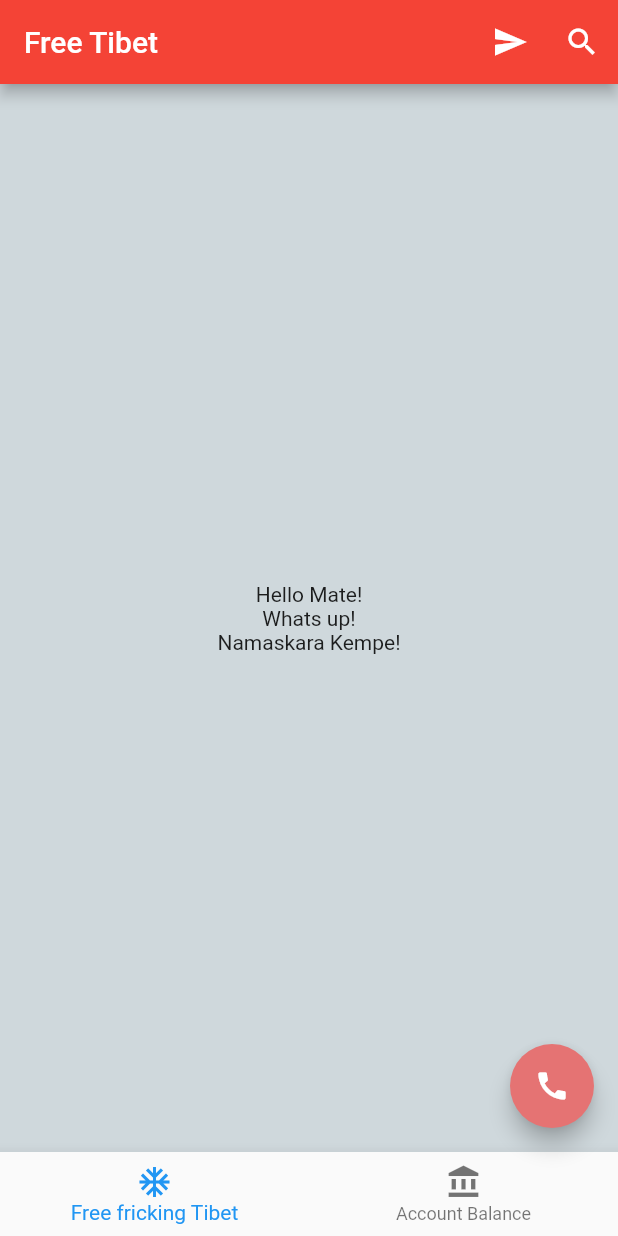
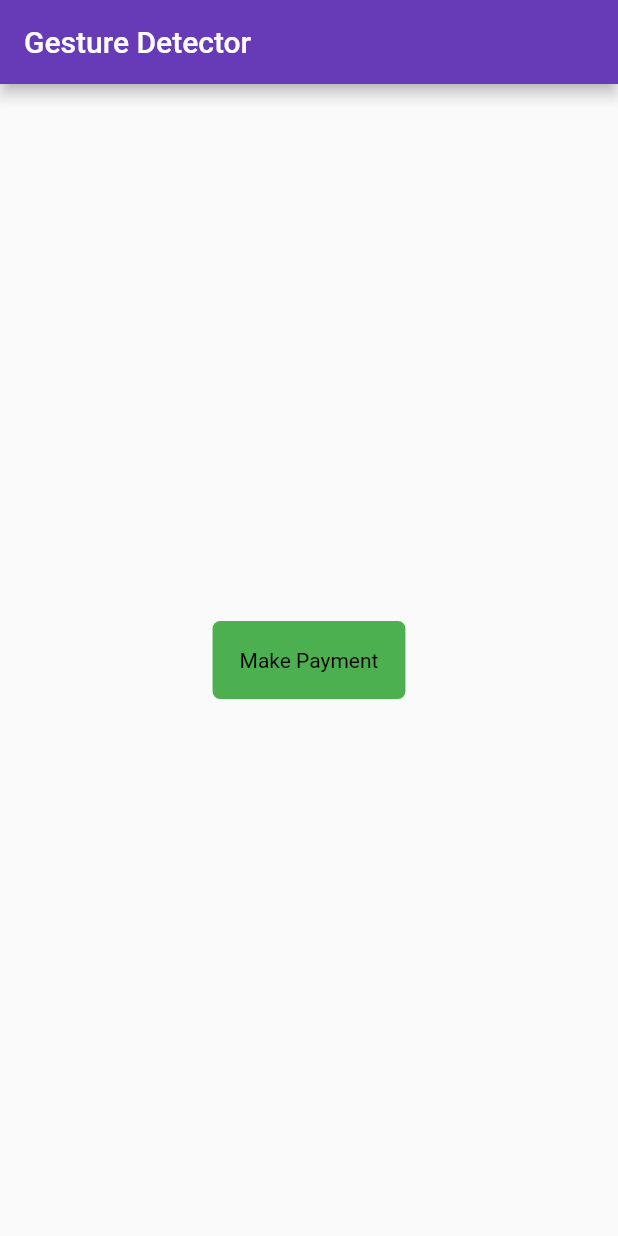
Before and after one commit to rahulakrishna/learn-flutter, a Flutter app: the screen it shows after launch, on a phone screen of 412 x 824 dp. Run offline on Flutter 3.47's test engine with Material 2 defaults, Android fonts, the phone set to English and light mode, and no system bars.

Commit message:
✨ Detecting Tap Gesture
✨ Passing data down as (props?) arguments to a stateless widget

```diff
--- a/lib/main.dart
+++ b/lib/main.dart
@@ -2,12 +2,14 @@ import "package:flutter/material.dart";
 import 'ui/welcome_home.dart';
 import 'ui/container.dart';
 import 'ui/material_example.dart';
+import 'ui/gesture_detector.dart';
 
 void main() {
+  var title = "Gesture Detector";
   runApp(
     new MaterialApp(
-      title: "Free Tibet",
-      home: new MaterialExample(),
+      title: title,
+      home: new GestureExample(title: title),
     ),
   );
 }
--- /dev/null
+++ b/lib/ui/gesture_detector.dart
@@ -0,0 +1,47 @@
+import 'package:flutter/material.dart';
+
+class GestureExample extends StatelessWidget {
+  final String title;
+  GestureExample({Key key, this.title}) : super(key: key);
+  @override
+  Widget build(BuildContext context) {
+    // const title = 'Gestures';
+    return new Scaffold(
+      appBar: new AppBar(
+        backgroundColor: Colors.deepPurple,
+        title: new Text(title),
+      ),
+      body: new Center(
+        child: new PayButton(),
+      ),
+    );
+  }
+}
+
+class PayButton extends StatelessWidget {
+  @override
+  Widget build(BuildContext context) {
+    // TODO: implement build
+    return new GestureDetector(
+      onTap: () {
+        final snackBar = new SnackBar(
+          content: new Text('Tap Happened'),
+          duration: new Duration(milliseconds: 500),
+        );
+
+        Scaffold.of(context).showSnackBar(snackBar);
+      },
+      child: new Container(
+          padding: new EdgeInsets.all(18),
+          decoration: new BoxDecoration(
+              color: Colors.green, borderRadius: new BorderRadius.circular(5)),
+          child: new Text(
+            'Make Payment',
+            textDirection: TextDirection.ltr,
+            style: new TextStyle(
+              color: Colors.black,
+            ),
+          )),
+    );
+  }
+}
```
